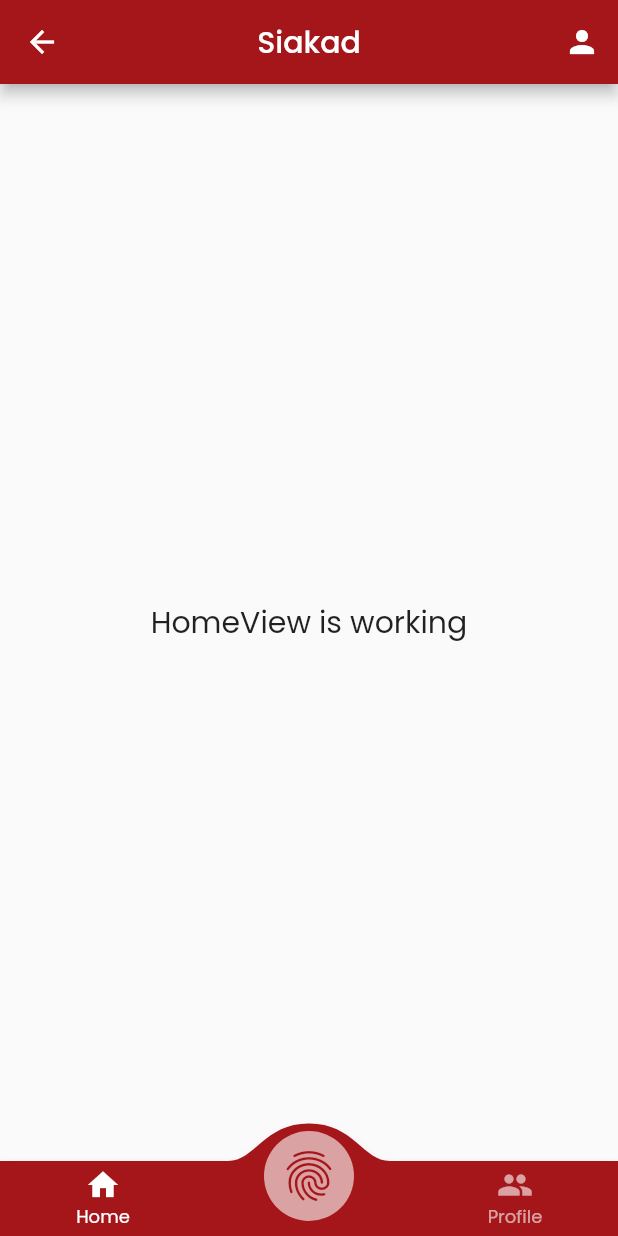
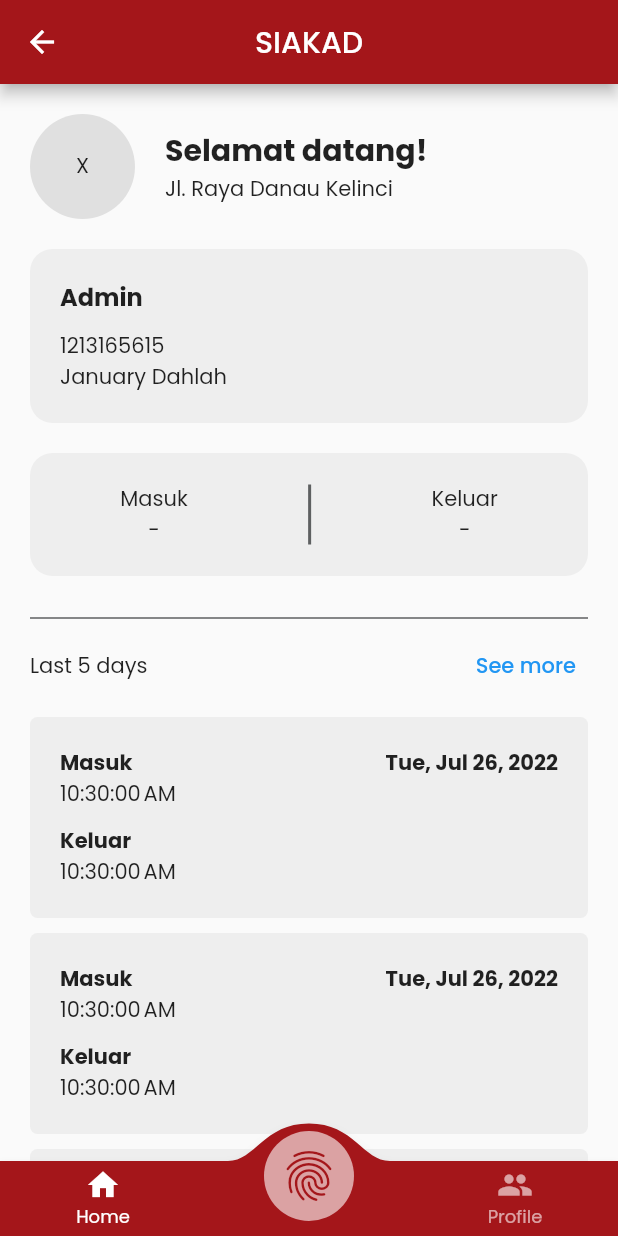
Before and after one commit to nadialvy/presence-app, a Flutter app: the HomeView screen opened by its route, on a phone screen of 412 x 824 dp. Run offline on Flutter 3.47's test engine with Material 2 defaults, Android fonts, the phone set to English and light mode, and no system bars; drawn by our look-alikes of convex_bottom_bar; our stand-ins replace cloud_firestore, firebase_auth, firebase_core, firebase_storage, get, image_picker; accounts and stored records are empty.

Commit message:
Home View

```diff
--- a/lib/app/constant/colors.dart
+++ b/lib/app/constant/colors.dart
@@ -4,5 +4,5 @@ const mainRed = Color(0xFFA4161A);
 const mainGrey = Color(0xFFB1A7A6);
 const secRed = Color(0xFFBA181B);
 const pink = Color(0xFFE5383B);
-const darkGrey = Color(0xFF161A1D);
+const darkGrey = Color.fromARGB(255, 94, 96, 97);
 const lightGrey = Color(0xFFF5F3F4);
--- a/lib/app/modules/add_pegawai/controllers/add_pegawai_controller.dart
+++ b/lib/app/modules/add_pegawai/controllers/add_pegawai_controller.dart
@@ -14,6 +14,7 @@ class AddPegawaiController extends GetxController {
   TextEditingController nipC = TextEditingController();
   TextEditingController nameC = TextEditingController();
   TextEditingController emailC = TextEditingController();
+  TextEditingController jobC = TextEditingController();
   TextEditingController passAdminC = TextEditingController();
 
   FirebaseAuth auth = FirebaseAuth.instance;
@@ -41,6 +42,7 @@ class AddPegawaiController extends GetxController {
             "nip": nipC.text,
             "name": nameC.text,
             "email": emailC.text,
+            "job": jobC.text,
             "uid": uid,
             "role" : "pegawai",
             "createdAt": DateTime.now().toIso8601String(),
@@ -88,7 +90,8 @@ class AddPegawaiController extends GetxController {
   Future<void> addPegawai() async {
     if (nipC.text.isNotEmpty &&
         nameC.text.isNotEmpty &&
-        emailC.text.isNotEmpty) {
+        emailC.text.isNotEmpty &&
+        jobC.text.isNotEmpty) {
       isLoading.value = true;
       Get.defaultDialog(
         title: 'Validasi Admin',
--- a/lib/app/modules/add_pegawai/views/add_pegawai_view.dart
+++ b/lib/app/modules/add_pegawai/views/add_pegawai_view.dart
@@ -34,6 +34,15 @@ class AddPegawaiView extends GetView<AddPegawaiController> {
           ),
           TextField(
             autocorrect: false,
+            controller: controller.emailC,
+            decoration: const InputDecoration(
+                border: OutlineInputBorder(), labelText: "Email"),
+          ),
+          const SizedBox(
+            height: 20,
+          ),
+          TextField(
+            autocorrect: false,
             controller: controller.nameC,
             decoration: const InputDecoration(
                 border: OutlineInputBorder(), labelText: "Name"),
@@ -43,9 +52,9 @@ class AddPegawaiView extends GetView<AddPegawaiController> {
           ),
           TextField(
             autocorrect: false,
-            controller: controller.emailC,
+            controller: controller.jobC,
             decoration: const InputDecoration(
-                border: OutlineInputBorder(), labelText: "Email"),
+                border: OutlineInputBorder(), labelText: "Job"),
           ),
           const SizedBox(
             height: 30,
--- a/lib/app/modules/home/views/home_view.dart
+++ b/lib/app/modules/home/views/home_view.dart
@@ -6,6 +6,7 @@ import 'package:firebase_auth/firebase_auth.dart';
 import 'package:flutter/material.dart';
 
 import 'package:get/get.dart';
+import 'package:intl/intl.dart';
 import 'package:presence_app/app/constant/colors.dart';
 import 'package:presence_app/app/controllers/page_index_controller.dart';
 import 'package:presence_app/app/routes/app_pages.dart';
@@ -22,22 +23,158 @@ class HomeView extends GetView<HomeController> {
       appBar: AppBar(
         backgroundColor: mainRed,
         title: Text(
-          'Siakad',
+          'SIAKAD',
           style: TextStyle(color: Colors.white),
         ),
         centerTitle: true,
-        actions: [
-          IconButton(
-            onPressed: () => Get.toNamed(Routes.PROFILE),
-            icon: Icon(Icons.person)
+      ),
+      body: ListView(
+        padding: const EdgeInsets.all(20),
+        children: [
+          Row(
+            children: [
+              ClipOval(
+                child: Container(
+                  width: 70,
+                  height: 70,
+                  color: Colors.grey[300],
+                  child: Center(child: Text('X')),
+                ),
+              ),
+              SizedBox(width: 20,),
+              Column(
+                crossAxisAlignment: CrossAxisAlignment.start,
+                children: const [
+                  Text(
+                    'Selamat datang!',
+                    style: TextStyle(
+                      fontSize: 20,
+                      fontWeight: FontWeight.bold
+                    ),
+                  ),
+                  Text('Jl. Raya Danau Kelinci')
+                ],
+              ),
+            ],
+          ),
+          SizedBox(height: 20,),
+          Container(
+            padding: const EdgeInsets.all(20),
+            decoration: BoxDecoration(
+              borderRadius: BorderRadius.circular(15),
+              color: Colors.grey[200],
+            ),
+            child: Column(
+              crossAxisAlignment: CrossAxisAlignment.start,
+              children: [
+                Text(
+                  'Admin',
+                  style: TextStyle(
+                    fontSize: 16,
+                    fontWeight: FontWeight.bold
+                  ),
+                ),
+                SizedBox(height: 10,),
+                Text('1213165615'),
+                Text('January Dahlah'),
+              ],
+            ),
+          ),
+          SizedBox(height: 20,),
+          Container(
+            padding: const EdgeInsets.all(20),
+            decoration: BoxDecoration(
+              borderRadius: BorderRadius.circular(15),
+              color: Colors.grey[200],
+            ),
+            child: Row(
+              mainAxisAlignment: MainAxisAlignment.spaceAround,
+              children: [
+                Column(
+                  children: [
+                    Text('Masuk'),
+                    Text('-'),
+                  ]
+                ),
+                Container(
+                  width: 2,
+                  height: 40,
+                  color: darkGrey,
+                ),
+                Column(
+                  children: [
+                    Text('Keluar'),
+                    Text('-'),
+                  ]
+                ),
+              ],
+            ),
+          ),
+          SizedBox(height: 20,),
+          Divider(
+            color: darkGrey,
+            thickness: 1,
+          ),
+          Row(
+            mainAxisAlignment: MainAxisAlignment.spaceBetween,
+            children: [
+              Text(
+                'Last 5 days'
+              ),
+              TextButton(
+                onPressed: (){},
+                child: Text('See more')
+              ),
+            ],
+          ),
+          SizedBox(height: 10,),
+          ListView.builder(
+            shrinkWrap: true,
+            physics: NeverScrollableScrollPhysics(),
+            itemCount: 5,
+            itemBuilder: (context, index) {
+              return Container(
+                margin: EdgeInsets.only(bottom: 10),
+                padding: const EdgeInsets.all(20),
+                decoration: BoxDecoration(
+                  borderRadius: BorderRadius.circular(5),
+                  color: Colors.grey[200],
+                ),
+                child: Column(
+                  crossAxisAlignment: CrossAxisAlignment.start,
+                  children: [
+                    Row(
+                      mainAxisAlignment: MainAxisAlignment.spaceBetween,
+                      children: [
+                        Text(
+                          'Masuk',
+                          style: TextStyle(
+                            fontWeight: FontWeight.bold
+                          ),
+                        ),
+                        Text(
+                          '${DateFormat.yMMMEd().format(DateTime.now())}',
+                          style: TextStyle(
+                            fontWeight: FontWeight.bold
+                          ),
+                        ),
+                      ],
+                    ),
+                    Text('${DateFormat.jms().format(DateTime.now())}'),
+                    SizedBox(height: 10,),
+                    Text(
+                      'Keluar',
+                      style: TextStyle(
+                        fontWeight: FontWeight.bold
+                      ),
+                    ),
+                    Text('${DateFormat.jms().format(DateTime.now())}'),
+                  ],
+                ),
+              );
+            },
           )
         ],
-      ),
-      body: Center(
-        child: Text(
-          'HomeView is working',
-          style: TextStyle(fontSize: 20),
-        ),
       ),
       bottomNavigationBar: ConvexAppBar(
         style: TabStyle.fixedCircle,
--- a/pubspec.yaml
+++ b/pubspec.yaml
@@ -14,6 +14,7 @@ dependencies:
   firebase_storage: 10.3.3
   image_picker: 0.8.5+3
   convex_bottom_bar: 3.0.0
+  intl: 0.17.0
   flutter:
     sdk: flutter
 
@@ -23,7 +24,6 @@ dev_dependencies:
     sdk: flutter
 
 flutter:
-  uses-material-design: true
   assets:
     - assets/images/
   fonts:
@@ -33,3 +33,4 @@ flutter:
         - asset: fonts/Poppins/Poppins-Medium.ttf
         - asset: fonts/Poppins/Poppins-Regular.ttf
         - asset: fonts/Poppins/Poppins-Thin.ttf
+  uses-material-design: true
```
Also changed, not shown: pubspec.lock.
